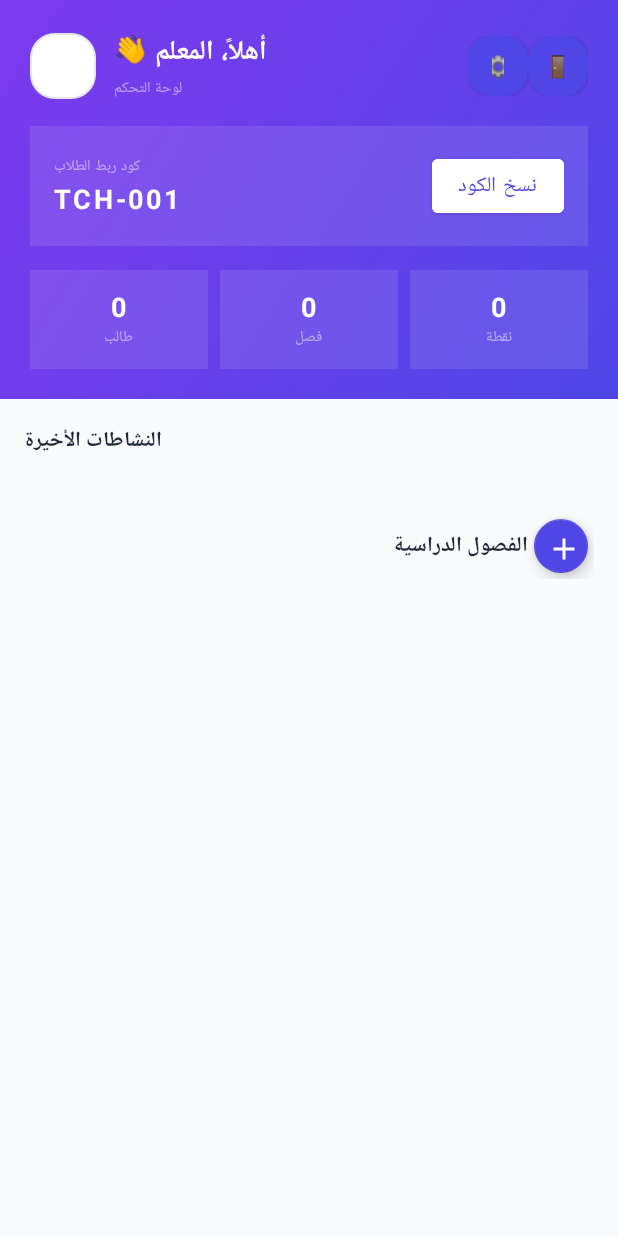
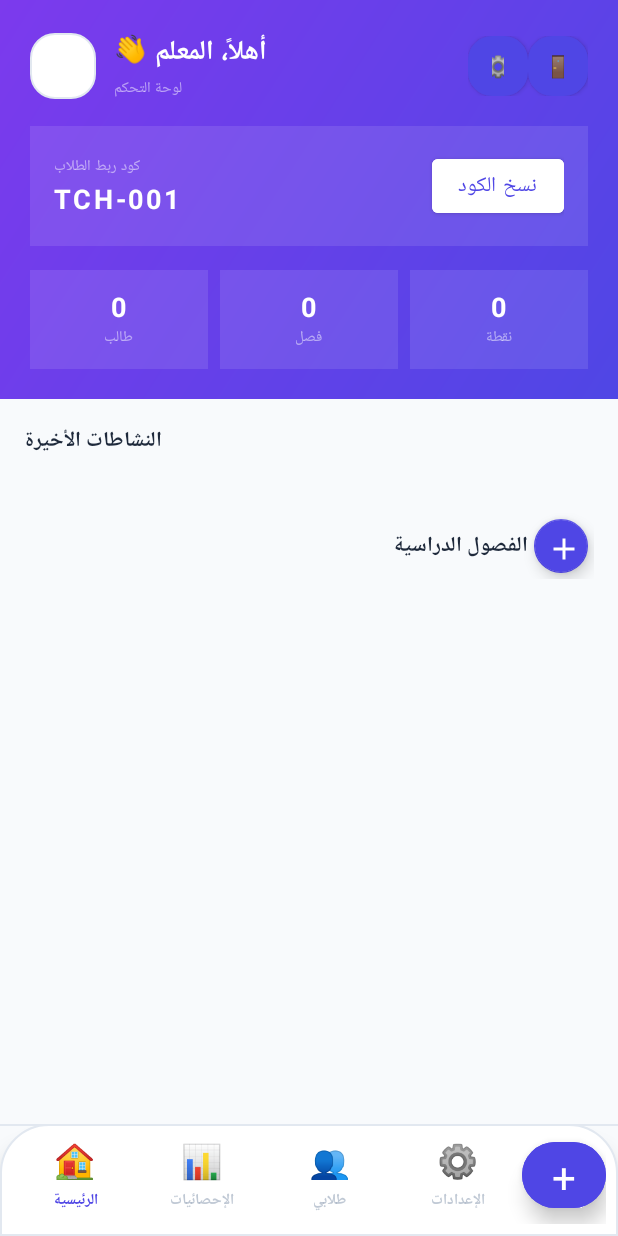
Before and after one commit to JALAL591/teacher_app_flutter, an Android app: the DashboardActivity screen opened directly, with no data from a screen before it, on a phone screen of 412 x 824 dp. Run offline under Robolectric (Android 15) with nearby library versions, the light colour scheme and no system bars.

Commit message:
Update activity_dashboard.xml

```diff
--- a/app/src/main/res/layout/activity_dashboard.xml
+++ b/app/src/main/res/layout/activity_dashboard.xml
@@ -224,10 +224,11 @@
 
     </LinearLayout>
 
-    <!-- محتوى قابل للتمرير -->
+    <!-- محتوى قابل للتمرير - المعدل -->
     <ScrollView
         android:layout_width="match_parent"
-        android:layout_height="match_parent"
+        android:layout_height="0dp"
+        android:layout_weight="1"
         android:padding="16dp">
 
         <LinearLayout
```
